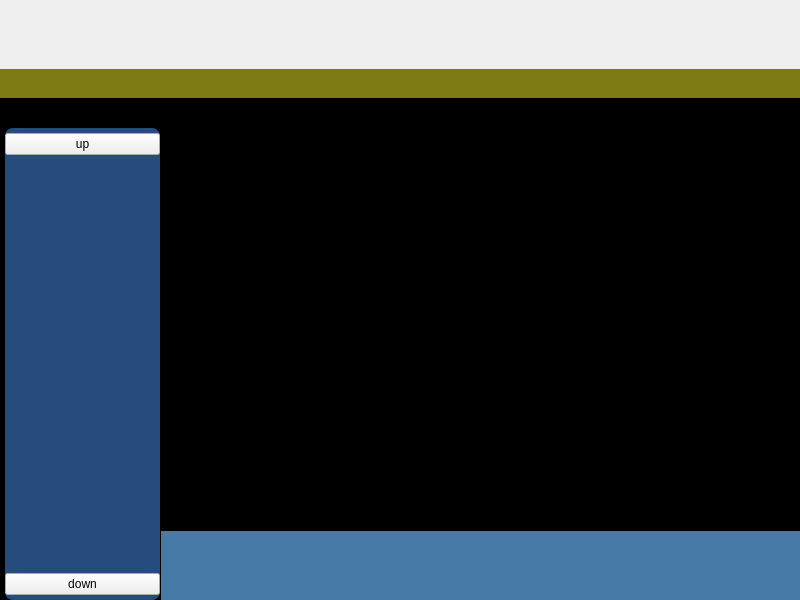
Old version of the form ui/mainwindow.ui in the repository 15903016222/Voice.
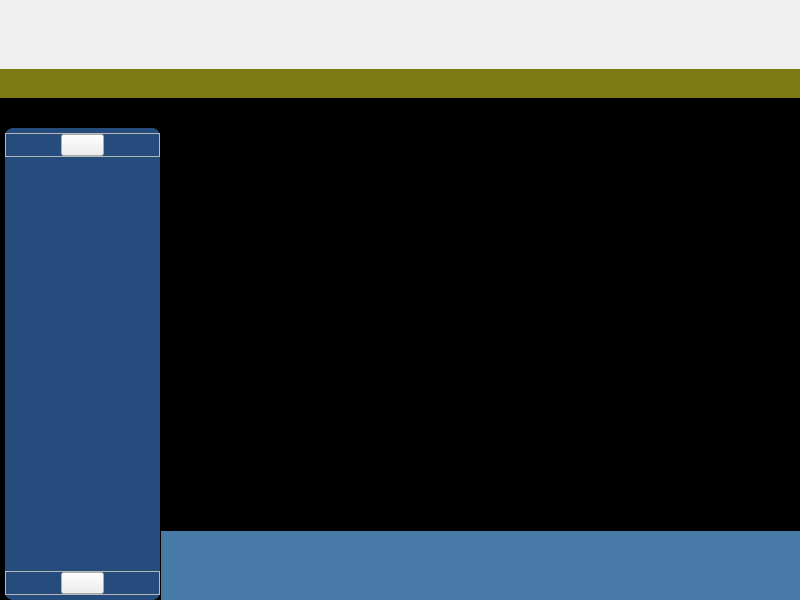
New version of the form. Icons and pictures are not drawn. Custom widgets are drawn as their Qt base class.

The edit to the form file:
```diff
--- a/ui/mainwindow.ui
+++ b/ui/mainwindow.ui
@@ -158,7 +158,10 @@
 	border-radius:8px;
 }</string>
                </property>
-               <layout class="QGridLayout" name="gridLayout_5" rowstretch="1,26,1">
+               <layout class="QVBoxLayout" name="verticalLayout_2" stretch="1,26,1">
+                <property name="spacing">
+                 <number>0</number>
+                </property>
                 <property name="leftMargin">
                  <number>0</number>
                 </property>
@@ -171,13 +174,44 @@
                 <property name="bottomMargin">
                  <number>5</number>
                 </property>
-                <property name="horizontalSpacing">
+                <item>
+                 <widget class="QFrame" name="frame_up">
+                  <property name="frameShape">
+                   <enum>QFrame::StyledPanel</enum>
+                  </property>
+                  <property name="frameShadow">
+                   <enum>QFrame::Raised</enum>
+                  </property>
+                  <layout class="QHBoxLayout" name="horizontalLayout_2" stretch="5,4,5">
+                   <property name="spacing">
                  <number>0</number>
                 </property>
-                <property name="verticalSpacing">
-                 <number>2</number>
-                </property>
-                <item row="0" column="0">
+                   <property name="leftMargin">
+                    <number>0</number>
+                   </property>
+                   <property name="topMargin">
+                    <number>0</number>
+                   </property>
+                   <property name="rightMargin">
+                    <number>0</number>
+                   </property>
+                   <property name="bottomMargin">
+                    <number>0</number>
+                   </property>
+                   <item>
+                    <spacer name="horizontalSpacer_1">
+                     <property name="orientation">
+                      <enum>Qt::Horizontal</enum>
+                     </property>
+                     <property name="sizeHint" stdset="0">
+                      <size>
+                       <width>25</width>
+                       <height>20</height>
+                      </size>
+                     </property>
+                    </spacer>
+                   </item>
+                   <item>
                  <widget class="QPushButton" name="pushButton_top">
                   <property name="sizePolicy">
                    <sizepolicy hsizetype="Preferred" vsizetype="Preferred">
@@ -186,14 +220,40 @@
                    </sizepolicy>
                   </property>
                   <property name="styleSheet">
-                   <string notr="true"/>
+                      <string notr="true">color: rgb(37, 76, 124);</string>
                   </property>
                   <property name="text">
-                   <string>up</string>
-                  </property>
-                 </widget>
-                </item>
-                <item row="1" column="0">
+                      <string/>
+                     </property>
+                     <property name="icon">
+                      <iconset resource="mainwindow.qrc">
+                       <normaloff>:/file/resources/up.png</normaloff>:/file/resources/up.png</iconset>
+                     </property>
+                     <property name="iconSize">
+                      <size>
+                       <width>43</width>
+                       <height>24</height>
+                      </size>
+                     </property>
+                    </widget>
+                   </item>
+                   <item>
+                    <spacer name="horizontalSpacer_2">
+                     <property name="orientation">
+                      <enum>Qt::Horizontal</enum>
+                     </property>
+                     <property name="sizeHint" stdset="0">
+                      <size>
+                       <width>26</width>
+                       <height>20</height>
+                      </size>
+                     </property>
+                    </spacer>
+                   </item>
+                  </layout>
+                 </widget>
+                </item>
+                <item>
                  <widget class="QWidget" name="widget_scrollArea" native="true">
                   <property name="styleSheet">
                    <string notr="true">QWidget
@@ -253,7 +313,44 @@
                   </layout>
                  </widget>
                 </item>
-                <item row="2" column="0">
+                <item>
+                 <widget class="QFrame" name="frame_down">
+                  <property name="frameShape">
+                   <enum>QFrame::StyledPanel</enum>
+                  </property>
+                  <property name="frameShadow">
+                   <enum>QFrame::Raised</enum>
+                  </property>
+                  <layout class="QHBoxLayout" name="horizontalLayout_3" stretch="5,4,5">
+                   <property name="spacing">
+                    <number>0</number>
+                   </property>
+                   <property name="leftMargin">
+                    <number>0</number>
+                   </property>
+                   <property name="topMargin">
+                    <number>0</number>
+                   </property>
+                   <property name="rightMargin">
+                    <number>0</number>
+                   </property>
+                   <property name="bottomMargin">
+                    <number>0</number>
+                   </property>
+                   <item>
+                    <spacer name="horizontalSpacer_3">
+                     <property name="orientation">
+                      <enum>Qt::Horizontal</enum>
+                     </property>
+                     <property name="sizeHint" stdset="0">
+                      <size>
+                       <width>55</width>
+                       <height>20</height>
+                      </size>
+                     </property>
+                    </spacer>
+                   </item>
+                   <item>
                  <widget class="QPushButton" name="pushButton_bottom">
                   <property name="sizePolicy">
                    <sizepolicy hsizetype="Preferred" vsizetype="Preferred">
@@ -265,14 +362,37 @@
                    <string notr="true"/>
                   </property>
                   <property name="text">
-                   <string>down</string>
-                  </property>
-                 </widget>
-                </item>
-               </layout>
-               <zorder>pushButton_top</zorder>
-               <zorder>pushButton_bottom</zorder>
-               <zorder>widget_scrollArea</zorder>
+                      <string/>
+                     </property>
+                     <property name="icon">
+                      <iconset resource="mainwindow.qrc">
+                       <normaloff>:/file/resources/down.png</normaloff>:/file/resources/down.png</iconset>
+                     </property>
+                     <property name="iconSize">
+                      <size>
+                       <width>43</width>
+                       <height>24</height>
+                      </size>
+                     </property>
+                    </widget>
+                   </item>
+                   <item>
+                    <spacer name="horizontalSpacer_4">
+                     <property name="orientation">
+                      <enum>Qt::Horizontal</enum>
+                     </property>
+                     <property name="sizeHint" stdset="0">
+                      <size>
+                       <width>55</width>
+                       <height>20</height>
+                      </size>
+                     </property>
+                    </spacer>
+                   </item>
+                  </layout>
+                 </widget>
+                </item>
+               </layout>
               </widget>
              </item>
             </layout>
```
Left out of the diff: 6 changed lines with no effect on the pictures. Lines whose indentation alone changed are shown as unchanged.
